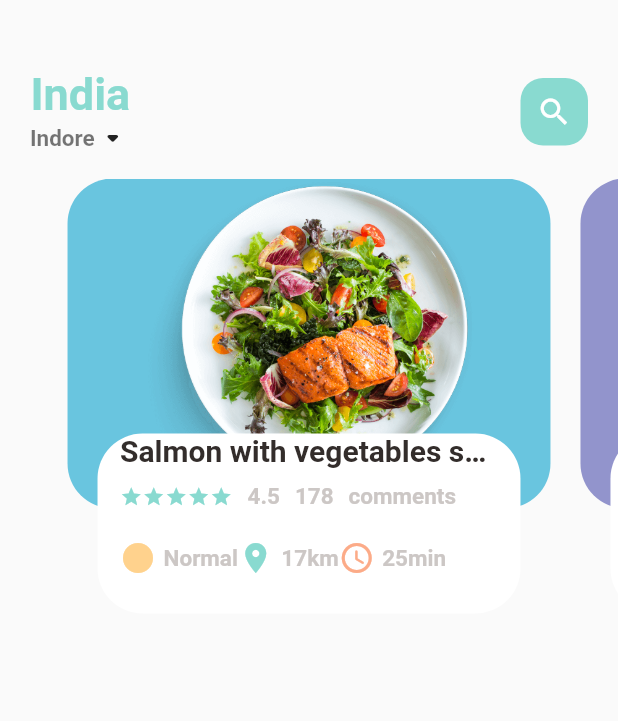
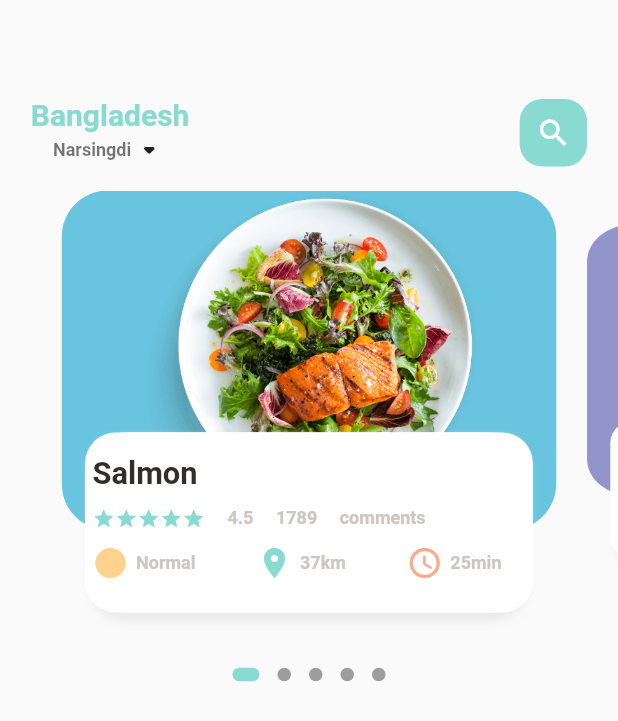
Before and after one commit to Sangro1/Flutter-FoodOrdring-App, a Flutter app: the screen it shows after launch, on a phone screen of 412 x 824 dp. Shown: the top 721 px of the screen. Run offline on Flutter 3.47's test engine with Material 2 defaults, Android fonts, the phone set to English and light mode, and no system bars; drawn by our look-alikes of dots_indicator; our stand-ins replace get, google_fonts.

Commit message:
Working on Home page

```diff
--- a/lib/home/food_page_body.dart
+++ b/lib/home/food_page_body.dart
@@ -1,10 +1,12 @@
 
+import 'package:dots_indicator/dots_indicator.dart';
 import 'package:e_commerce_app/utils/colors.dart';
 import 'package:e_commerce_app/widgets/big_text.dart';
 import 'package:e_commerce_app/widgets/icon_and_widget.dart';
 import 'package:e_commerce_app/widgets/small_text.dart';
-import 'package:flutter/cupertino.dart';
 import 'package:flutter/material.dart';
+
+import '../utils/dimensions.dart';
 
 class FoodPageBody extends StatefulWidget {
   const FoodPageBody({Key? key}) : super(key: key);
@@ -13,77 +15,160 @@ class FoodPageBody extends StatefulWidget {
   State<FoodPageBody> createState() => _FoodPageBodyState();
 }
 class _FoodPageBodyState extends State<FoodPageBody> {
-  PageController pageController = PageController(viewportFraction:0.83);
+  PageController pageController = PageController(viewportFraction:0.85);
+  var _currPageValue = 0.0;
+  double _scaleFactor = 0.8;
+  double _height = Dimensions.pageViewContainer;
+
+  @override
+  void initState(){
+    super.initState();
+    pageController.addListener(() {
+      setState((){
+        _currPageValue = pageController.page!;
+        print("Current  value is" + _currPageValue.toString());
+
+      });
+    });
+  }
+
   @override
   Widget build(BuildContext context) {
-    return Container(
-      //color: Colors.redAccent,
-      height: 320,
+    return Column(
+      children: [
+      Container(
+      // color: Colors.redAccent,
+      height: Dimensions.pageView ,
       child: PageView.builder(
           controller: pageController,
           itemCount: 5 ,
           itemBuilder: (context ,position){
             return _buildPageItem(position);
           }),
+      ),
+    new DotsIndicator(
+    dotsCount: 5 ,
+    position: _currPageValue,
+    decorator: DotsDecorator(
+
+      activeColor: AppColors.mainColor,
+    size: const Size.square(9.0),
+    activeSize: const Size(18.0, 9.0),
+    activeShape: RoundedRectangleBorder(borderRadius: BorderRadius.circular(5.0)),
+    ),
+    ),
+      ],
     );
   }
-  Widget _buildPageItem(int index) {
-    return  Stack(
+
+  Widget _buildPageItem(int index)   {
+
+    Matrix4 matrix = new Matrix4.identity();
+    //matrix4 identity returns an instance where it returns x,y,z
+    if(index == _currPageValue.floor()){
+      var currScale = 1 -( _currPageValue - index) * ( 1- _scaleFactor);
+      var currTrans = _height*(1-currScale )/ 2;
+      matrix = Matrix4.diagonal3Values( 1, currScale, 1 )..setTranslationRaw(0, currTrans, 0);
+     }
+    else if(index == _currPageValue.floor()+1){
+      var currScale = _scaleFactor + (_currPageValue-index +1) * ( 1 -_scaleFactor);
+      var currTrans = _height *(1-currScale )/ 2;
+      matrix = Matrix4.diagonal3Values( 1, currScale, 1 );
+      matrix = Matrix4.diagonal3Values( 1, currScale, 1 )..setTranslationRaw(0, currTrans, 0);
+
+    }
+    else if(index == _currPageValue.floor()-1){
+      var currScale = 1 -( _currPageValue - index) * ( 1- _scaleFactor);
+      var currTrans = _height *(1-currScale )/ 2;
+      matrix = Matrix4.diagonal3Values( 1, currScale, 1 );
+      matrix = Matrix4.diagonal3Values( 1, currScale, 1 )..setTranslationRaw(0, currTrans, 0);
+
+    } else{
+      var currScale = 0.8;
+      matrix = Matrix4.diagonal3Values(1, currScale, 1)..setTranslationRaw(0,_height*(1-_scaleFactor), 1);
+    }
+
+
+
+    return Transform(
+      transform: matrix,
+      child: Stack(
           children: [
         Container(
-    height: 220,
-    margin: EdgeInsets.only(left: 10, right:10),
-    decoration: BoxDecoration(borderRadius: BorderRadius.circular(30),
+        height: Dimensions.pageViewContainer ,
+        margin: EdgeInsets.only(left: Dimensions.width10 , right:Dimensions.width10),
+        decoration: BoxDecoration(
+          borderRadius: BorderRadius.circular(Dimensions.radius30 ),
         color: index.isEven? Color(0xFF69c5df) : Color(0xff9294cc),
         image: DecorationImage(
         //fit: BoxFit.cover,
         image: AssetImage
-    ("assets/image/image01.png")
-    )
+        ("assets/image/image01.png"),
+        ),
         ),
         ),
              Align(
               alignment: Alignment.bottomCenter,
               child: Container(
                  height: 120,
-            margin: EdgeInsets.only( left:30,right:30,bottom:30),
+                margin: EdgeInsets.only( left: Dimensions.width30,right: Dimensions.width30,
+                    bottom:Dimensions.height30  ),
                 decoration: BoxDecoration(
-                borderRadius: BorderRadius.circular(30),
+                    borderRadius: BorderRadius.circular(Dimensions.radius20),
                     color: Colors.white,
-
+                  boxShadow: [
+                     BoxShadow(
+                       color: Color(0xFFe8e8e8),
+                        blurRadius: 5.0,
+                       offset: Offset(0,5),
+                     ),
+                    BoxShadow(
+                      color: Colors.white,
+                      offset: Offset(-5,0),
+                    ),
+                    BoxShadow(
+                      color: Colors.white,
+                      offset: Offset(5,0),
+                    ),
+                  ]
                 ),
                 child: Container(
-              padding: EdgeInsets.only(left:15, right:12 , bottom:10),
+                  padding: EdgeInsets.only(top: Dimensions.height15, right:16 , bottom:10),
                   child: Column(
                     crossAxisAlignment: CrossAxisAlignment.start,
                     children: [
-                   BigText(text:"Salmon with vegetables salad"),
-                  SizedBox(height: 10),
+                       BigText(text:"Salmon"),
+
+                      SizedBox(height: Dimensions.height10),
+                      //comment section
                       Row(
                         children:[
                           Wrap(
                             children:List.generate(5,(index) => Icon(Icons.star,
                                 color: AppColors.mainColor,size: 15),),
                           ),
-                      SizedBox(width: 10,),
+                          SizedBox(width: 15,),
                           SmallText(text: "4.5"),
 
-                      SizedBox(width: 10,),
-                      SmallText(text: "178" ),
+                          SizedBox(width: 15,),
+                          SmallText(text: "1789" ),
 
-                      SizedBox(width: 10,),
+                          SizedBox(width: 15,),
                           SmallText(text: "comments"),
                         ],
                       ),
-                  SizedBox(height: 20 ,),
+
+                      SizedBox(height: Dimensions.height10),
+                      //time and distance
                       Row(
+                        mainAxisAlignment: MainAxisAlignment.spaceBetween,
                         children: [
                           IconAndTextWidget(icon: Icons.circle_sharp,
                               text: "Normal",
                               iconColor: AppColors.iconColor1),
 
                           IconAndTextWidget(icon: Icons.location_on,
-                          text: "17km",
+                              text: "37km",
                               iconColor: AppColors.mainColor),
 
                           IconAndTextWidget(icon: Icons.access_time_rounded,
@@ -98,6 +183,7 @@ class _FoodPageBodyState extends State<FoodPageBody> {
               ),
             ),
           ],
+      ),
     );
   }
 }
--- a/lib/home/main_page_food.dart
+++ b/lib/home/main_page_food.dart
@@ -1,5 +1,6 @@
 import 'package:e_commerce_app/home/food_page_body.dart';
 import 'package:e_commerce_app/utils/colors.dart';
+import 'package:e_commerce_app/utils/dimensions.dart';
 import 'package:e_commerce_app/widgets/big_text.dart';
 import 'package:e_commerce_app/widgets/small_text.dart';
 import 'package:flutter/material.dart';
@@ -14,23 +15,25 @@ class MainFoodPage extends StatefulWidget {
 class _MainFoodPageState extends State<MainFoodPage> {
   @override
   Widget build(BuildContext context) {
+    print("current height is "+ MediaQuery.of(context).size.height.toString());
+
     return Scaffold(
       body: Column(
         children: [
-          //search bar upper layout activity
+          //search bar upper layout activity (showing the header)
           Container(
             child: Container(
-              margin: EdgeInsets.only(top: 45, bottom: 15),
-              padding: EdgeInsets.only(left: 20,right: 20),
+              margin: EdgeInsets.only(top: 65, bottom: 15),
+              padding: EdgeInsets.only(left: Dimensions.width20,right: Dimensions.width20),
               child: Row(
                 mainAxisAlignment: MainAxisAlignment.spaceBetween,
                 children: [
                   Column(
                     children: [
-                      BigText(text:"India",color: AppColors.mainColor,size: 30),
+                      BigText(text:"Bangladesh",color: AppColors.mainColor,size: 20),
                      Row(
                        children: [
-                         SmallText(text:"Indore",color:Colors.black54),
+                         SmallText(text:"Narsingdi",color:Colors.black54),
                          Icon(Icons.arrow_drop_down_rounded),
 
                        ],
@@ -51,7 +54,7 @@ class _MainFoodPageState extends State<MainFoodPage> {
             ),
 
           ),
-          // call that food page
+          // call that food page (showing the body)
           FoodPageBody(),
         ],
       )
--- a/lib/main.dart
+++ b/lib/main.dart
@@ -1,5 +1,7 @@
 import 'package:e_commerce_app/home/main_page_food.dart';
 import 'package:flutter/material.dart';
+import 'package:get/get.dart';
+import 'package:get/get.dart';
 
 void main() {
   runApp(const MyApp(
@@ -10,7 +12,7 @@ class MyApp extends StatelessWidget {
   const MyApp({Key? key}) : super(key: key);
   @override
   Widget build(BuildContext context) {
-    return MaterialApp(
+    return GetMaterialApp(
       debugShowCheckedModeBanner: false,
       title: 'Flutter Demo',
       theme: ThemeData(
--- /dev/null
+++ b/lib/utils/dimensions.dart
@@ -0,0 +1,34 @@
+import 'package:get/get.dart';
+
+
+class Dimensions{
+
+  static double screenHeight = Get.context!.height;
+  //access height property
+  static double screenWidth = Get.context!.width;
+  static double pageView  = screenHeight/ 2.64 ;
+
+  //802/22 = 3.64;
+  static double pageViewContainer = screenHeight/ 3.64 ;
+  //802/120 = 6.68;
+  static double pageViewTextContainer = screenHeight/ 6.68 ;
+  //dynamic height padding and margin
+  //802.88/10
+static double height10 = screenHeight /80.2;
+static double height15 = screenHeight /53.5;
+static double height20 = screenHeight /40.1;
+  static double height30 = screenHeight /26.76;
+
+
+//dynamic width padding and margin
+   static double width10 = screenHeight /80.2;
+  static double width15 = screenHeight /53.5;
+  static double width20 = screenHeight /40.1;
+  static double width30 = screenHeight /26.76;
+
+  static double font20 = screenHeight/ 40.1;
+static double radius20 = screenHeight/40.1;
+  static double radius30 = screenHeight/26.76;
+
+
+}
--- a/lib/widgets/big_text.dart
+++ b/lib/widgets/big_text.dart
@@ -1,3 +1,4 @@
+import 'package:e_commerce_app/utils/dimensions.dart';
 import 'package:flutter/cupertino.dart';
 import 'package:google_fonts/google_fonts.dart';
 
@@ -9,7 +10,7 @@ class BigText  extends StatelessWidget {
 
   BigText ({Key? key, this.color = const Color(0xFF332d2b) ,
     required this.text,
-    this.size = 20,
+    this.size = 0,
     this.overFlow = TextOverflow.ellipsis
   }) : super(key: key);
 
@@ -17,12 +18,14 @@ class BigText  extends StatelessWidget {
   Widget build(BuildContext context) {
     return Text(
       text,
-      maxLines: 1, // ellipses will tak ing care of this overflow
+      maxLines: 1, // ellipses will taking care of this overflow
       overflow: overFlow,
       style: TextStyle(
         fontFamily: 'Roboto',
         color: color,
-        fontSize: size,
+
+        fontSize: size==0? Dimensions.font20:  size,
+
         fontWeight: FontWeight.w700,
       )
 
--- a/lib/widgets/small_text.dart
+++ b/lib/widgets/small_text.dart
@@ -9,8 +9,8 @@ class SmallText  extends StatelessWidget {
   //constructor
   SmallText ({Key? key, this.color = const Color(0xffccc7c5),
     required this.text,
-    this.size = 15,
-    this.height = 1.2,// space b/w lines in paragraphs
+    this.size = 12,
+    this.height = 1,// space b/w lines in paragraphs
   }) : super(key: key);
 
   @override
--- a/pubspec.yaml
+++ b/pubspec.yaml
@@ -34,11 +34,14 @@ dependencies:
   # The following adds the Cupertino Icons font to your application.
   # Use with the CupertinoIcons class for iOS style icons.
   cupertino_icons: ^1.0.2
+  get: ^4.6.5
+  dots_indicator: ^2.1.0
 
   google_fonts: ^2.0.0
 dev_dependencies:
   flutter_test:
     sdk: flutter
+
 
   # The "flutter_lints" package below contains a set of recommended lints to
   # encourage good coding practices. The lint set provided by the package is
```
Also changed, not shown: pubspec.lock. Lines whose indentation alone changed are shown as unchanged.
